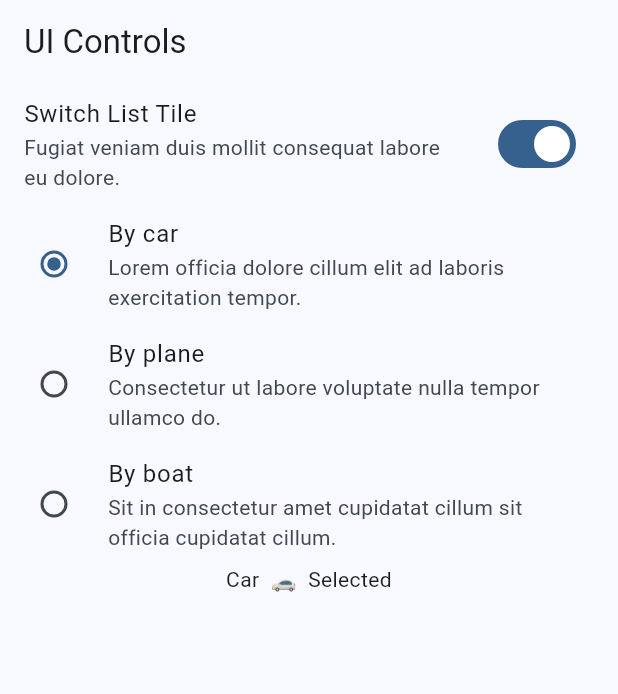
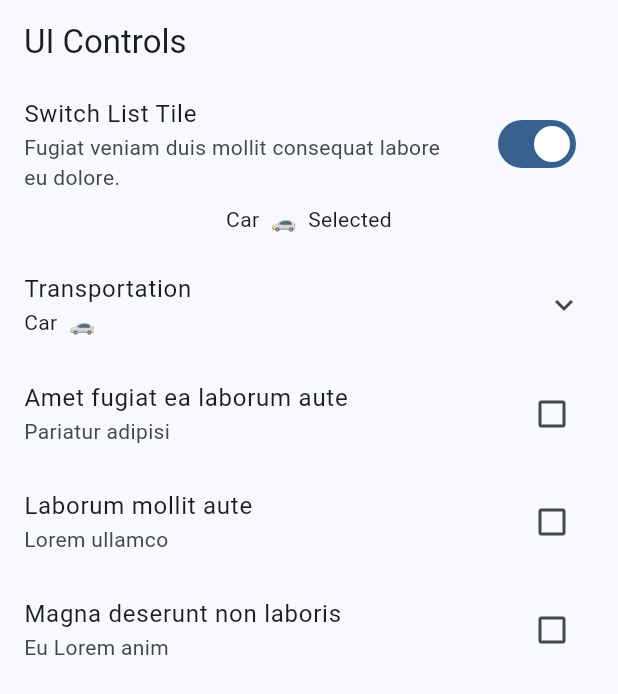
Before and after one commit to eserdeiro/widgets_app, a Flutter app: the UiControlsScreen screen opened by its route, after a tap on "Switch List Tile", on a phone screen of 412 x 824 dp. Shown: the top 694 px of the screen. Run offline on Flutter 3.47's test engine with Material 2 defaults, Android fonts, the phone set to English and light mode, and no system bars; our stand-ins replace go_router.

Commit message:
uiScreen finished

```diff
--- a/lib/presentation/screens/ui_controls/ui_controls_screen.dart
+++ b/lib/presentation/screens/ui_controls/ui_controls_screen.dart
@@ -43,12 +43,13 @@ class _UiControlsView extends StatefulWidget {
   }
 }
 
-
-
 class _UiControlsViewState extends State<_UiControlsView> {
 
-    bool isDeveloper = false;
+    bool isSelected = false;
     Transportation selectedTransportation = Transportation.car;
+    bool isSelectedCheckboxOne = false;
+    bool isSelectedCheckboxTwo = false;
+    bool isSelectedCheckboxThree = false;
 
   @override
   Widget build(BuildContext context) {
@@ -59,11 +60,20 @@ class _UiControlsViewState extends State<_UiControlsView> {
         SwitchListTile(
           title: const Text('Switch List Tile'),
           subtitle: const Text('Fugiat veniam duis mollit consequat labore eu dolore.'),
-          value: isDeveloper,
+          value: isSelected,
           onChanged: (value) => setState(() {
-            isDeveloper = !isDeveloper;
+            isSelected = !isSelected;
           })),
 
+        Text('${getSelectedText(selectedTransportation)} Selected', textAlign: TextAlign.center),
+
+        const SizedBox(height: 10),
+
+        ExpansionTile(
+          //initiallyExpanded: true,
+          title: const Text('Transportation'),
+          subtitle: Text(getSelectedText(selectedTransportation)),
+          children: [
             RadioListTile(
             title: const Text('By car'),
             subtitle: const Text('Lorem officia dolore cillum elit ad laboris exercitation tempor.'),
@@ -96,9 +106,39 @@ class _UiControlsViewState extends State<_UiControlsView> {
               selectedTransportation = Transportation.boat;
             });
           }),
+          ],
+        ),
 
+        CheckboxListTile(
+          title: const Text('Amet fugiat ea laborum aute'),
+          subtitle: const Text('Pariatur adipisi'),
+          value: isSelectedCheckboxOne,
+          onChanged: (value) {
+          setState(() {
+            isSelectedCheckboxOne = !isSelectedCheckboxOne;
+          });
+        }),
 
-        Text('${getSelectedText(selectedTransportation)} Selected', textAlign: TextAlign.center,)
+        CheckboxListTile(
+          title: const Text('Laborum mollit aute'),
+          subtitle: const Text('Lorem ullamco'),
+          value: isSelectedCheckboxTwo,
+          onChanged: (value) {
+          setState(() {
+            isSelectedCheckboxTwo = !isSelectedCheckboxTwo;
+          });
+        }),
+
+        CheckboxListTile(
+          title: const Text('Magna deserunt non laboris'),
+          subtitle: const Text('Eu Lorem anim'),
+          value: isSelectedCheckboxThree,
+          onChanged: (value) {
+          setState(() {
+            isSelectedCheckboxThree = !isSelectedCheckboxThree;
+          });
+        }),
+
       ],
     );
   }
```
Lines whose indentation alone changed are shown as unchanged.
